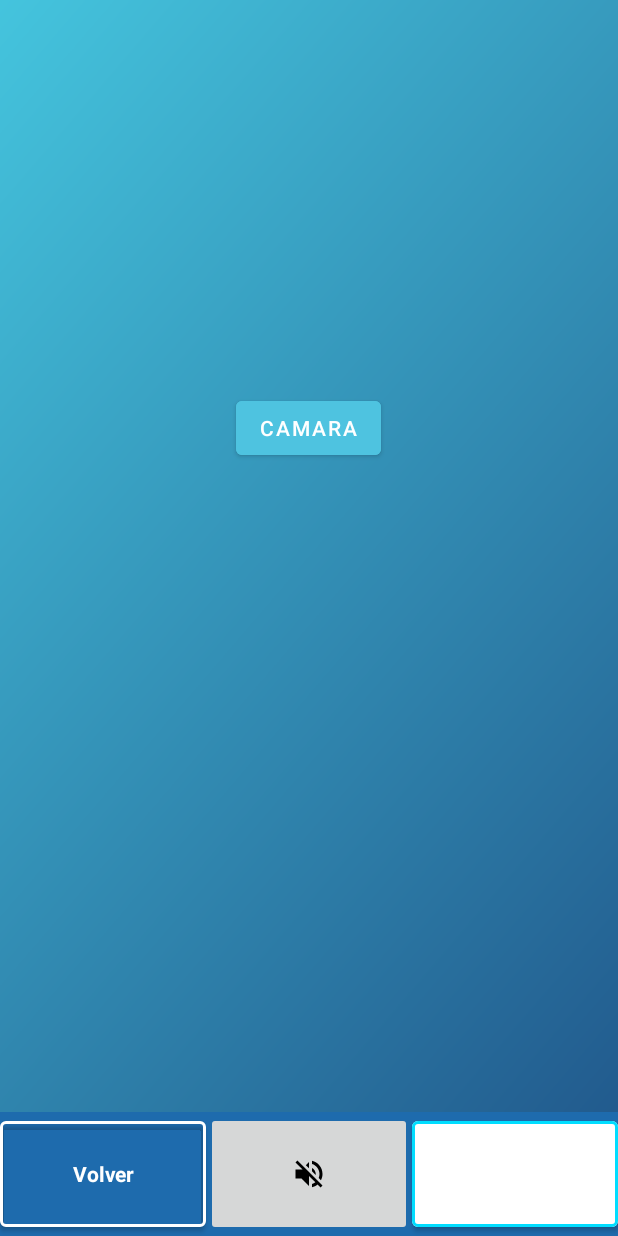
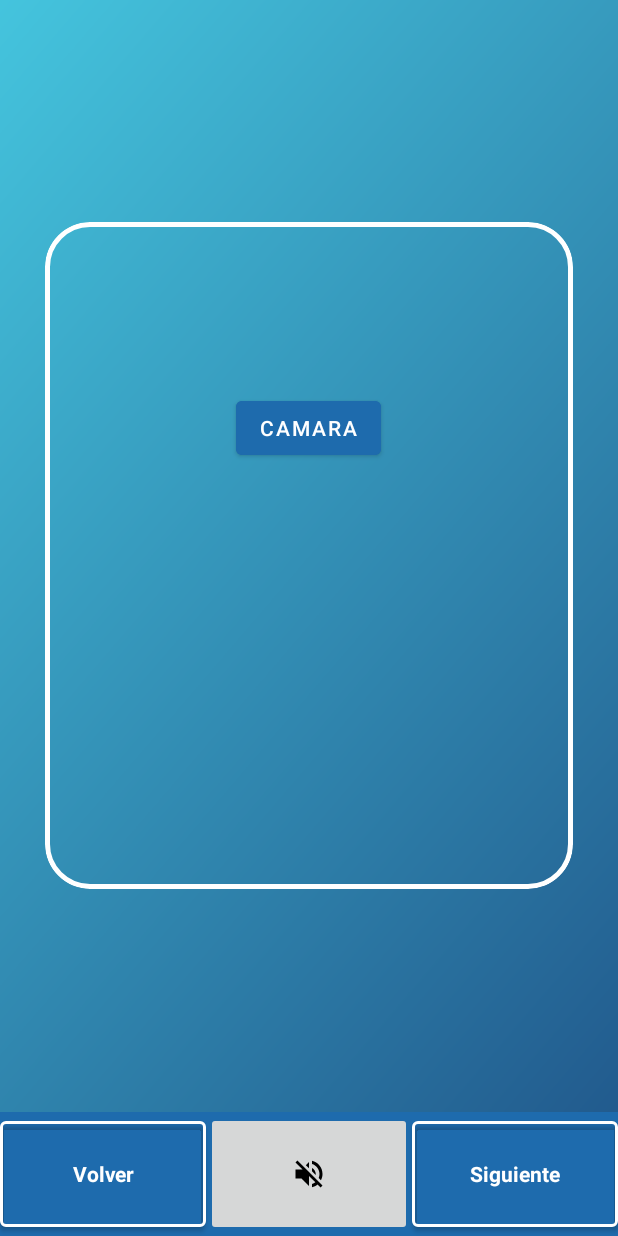
Before and after one commit to ClementeRodReg/Portugalete_GO, an Android app: the fragment fragmentCamara placed in its activity, on a phone screen of 412 x 824 dp. Run offline under Robolectric (Android 15) with nearby library versions, the light colour scheme and no system bars; our stand-ins replace Firebase (no records; nobody signed in at launch, a user with empty details on screens opened directly).

Commit message:
Terminados juegos
Se puede trabajar sobre ellos ya

```diff
--- a/app/src/main/java/com/example/portugaletego/vista/FragmentJuego1.java
+++ b/app/src/main/java/com/example/portugaletego/vista/FragmentJuego1.java
@@ -139,7 +139,6 @@ public class FragmentJuego1 extends Fragment implements View.OnLongClickListener
                     Toast toast1 =
                             Toast.makeText(this.getContext(),
                                     "Tu opcion esta correcta", Toast.LENGTH_SHORT);
-
                     toast1.show();
                 }
                 else if (v.getId() == R.id.placeholder2 && recogida.getId() == R.id.imgTxtAscensor) {
@@ -151,7 +150,6 @@ public class FragmentJuego1 extends Fragment implements View.OnLongClickListener
                     Toast toast1 =
                             Toast.makeText(this.getContext(),
                                     "Tu opcion esta correcta", Toast.LENGTH_SHORT);
-
                     toast1.show();
                 }
                 else if (v.getId() == R.id.placeholder3 && recogida.getId() == R.id.imgTxtTransbordador) {
@@ -163,7 +161,6 @@ public class FragmentJuego1 extends Fragment implements View.OnLongClickListener
                     Toast toast1 =
                             Toast.makeText(this.getContext(),
                                     "Tu opcion esta correcta", Toast.LENGTH_SHORT);
-
                     toast1.show();
                 }
                 else if (v.getId() == R.id.placeholder4 && recogida.getId() == R.id.imgTxtTensor) {
@@ -175,7 +172,6 @@ public class FragmentJuego1 extends Fragment implements View.OnLongClickListener
                     Toast toast1 =
                             Toast.makeText(this.getContext(),
                                     "Tu opcion esta correcta", Toast.LENGTH_SHORT);
-
                     toast1.show();
                 }
                 else{
@@ -197,7 +193,7 @@ public class FragmentJuego1 extends Fragment implements View.OnLongClickListener
 
         // Ajusta la imagen arrastrada para que ocupe todo el espacio disponible
         // manteniendo las esquinas redondeadas
-        layerDrawable.setLayerInset(1, 0, 0, 0, 0);
+        layerDrawable.setLayerInset(1, 10, 10, 10, 10);
 
         return layerDrawable;
     }
--- a/app/src/main/java/com/example/portugaletego/vista/Fragment_Enunciado.java
+++ b/app/src/main/java/com/example/portugaletego/vista/Fragment_Enunciado.java
@@ -85,9 +85,21 @@ public class Fragment_Enunciado extends Fragment {
         enunciado = view.findViewById(R.id.textoJuegos);
 
         int id = obtenerId();
-        escribirEnunciados(enunciado, id);
+        int contadorSaltos = obtenerContador();
+        if(id == 3){
+            System.out.println(contadorSaltos);
+            switch(contadorSaltos){
+                case 0: escribirEnunciadosEjer4(enunciado, contadorSaltos); break;
+                case 2: escribirEnunciadosEjer4(enunciado, 1); break;
+                case 4: escribirEnunciadosEjer4(enunciado, 2); break;
+                case 6: escribirEnunciadosEjer4(enunciado, 3); break;
+                case 8: escribirEnunciadosEjer4(enunciado, 4); break;
+            }
 
-
+        }
+        else{
+            escribirEnunciados(enunciado, id);
+        }
     }
 
     public int obtenerId(){
@@ -95,9 +107,20 @@ public class Fragment_Enunciado extends Fragment {
         int id = ((ActivityJuegos) a).getId();
         return id;
     }
+
+    public int obtenerContador(){
+        Activity a = getActivity();
+        int contador = ((ActivityJuegos) a).getContadorSaltos();
+        return contador;
+    }
     void escribirEnunciados(TextView enunciado, int id){
         String opcionActual = Enunciados.textos[id];
         enunciado.setText(opcionActual);
     }
 
+    void escribirEnunciadosEjer4(TextView enunciado, int contador){
+        String opcionActual = Enunciados.juego4[contador];
+        enunciado.setText(opcionActual);
+    }
+
 }
--- a/app/src/main/res/layout/activity_juegos.xml
+++ b/app/src/main/res/layout/activity_juegos.xml
@@ -67,7 +67,7 @@
             android:layout_width="0sp"
             android:layout_height="match_parent"
             android:layout_weight="1"
-            style="@style/BotonTransparenteConBordes2"
+            style="@style/BotonTransparenteConBordes"
             android:text="Siguiente"
             android:textColor="@color/white"
             android:textStyle="bold"
--- a/app/src/main/res/layout/fragment_camara.xml
+++ b/app/src/main/res/layout/fragment_camara.xml
@@ -16,11 +16,37 @@
         android:gravity="center"
         android:backgroundTint="@android:color/transparent">
 
+        <View
+            android:layout_width="match_parent"
+            android:layout_height="0dp"
+            android:layout_weight="1" />
+
+
+        <com.google.android.material.card.MaterialCardView
+            android:layout_width="match_parent"
+            android:layout_height="0dp"
+            android:layout_weight="3"
+            android:elevation="20dp"
+            android:layout_marginLeft="30dp"
+            android:layout_marginRight="30dp"
+            app:cardBackgroundColor="@android:color/transparent"
+            app:cardElevation="0dp"
+            app:cardCornerRadius="30dp"
+            app:strokeColor="@color/white"
+            app:strokeWidth="3dp">
+
+            <LinearLayout
+                android:layout_width="match_parent"
+                android:layout_height="match_parent"
+                android:orientation="vertical"
+                android:layout_gravity="center_vertical"
+                android:gravity="center">
+
                 <Button
                     android:id="@+id/btnCamara"
                     android:layout_width="wrap_content"
                     android:layout_height="wrap_content"
-            android:backgroundTint="@color/portu_blue"
+                    android:backgroundTint="@color/azul_oscuro"
                     android:text="Camara"
                     />
 
@@ -30,4 +56,12 @@
                     android:layout_height="170dp"
                     tools:src="@tools:sample/avatars" />
             </LinearLayout>
+
+        </com.google.android.material.card.MaterialCardView>
+
+        <View
+            android:layout_width="match_parent"
+            android:layout_height="0dp"
+            android:layout_weight="1" />
+    </LinearLayout>
 </FrameLayout>
```
Also changed, not shown: app/src/main/java/com/example/portugaletego/modelo/Enunciados.java (+8 -10 lines), app/src/main/java/com/example/portugaletego/vista/ActivityJuegos.java (+83 -7 lines). Lines whose indentation alone changed are shown as unchanged.
